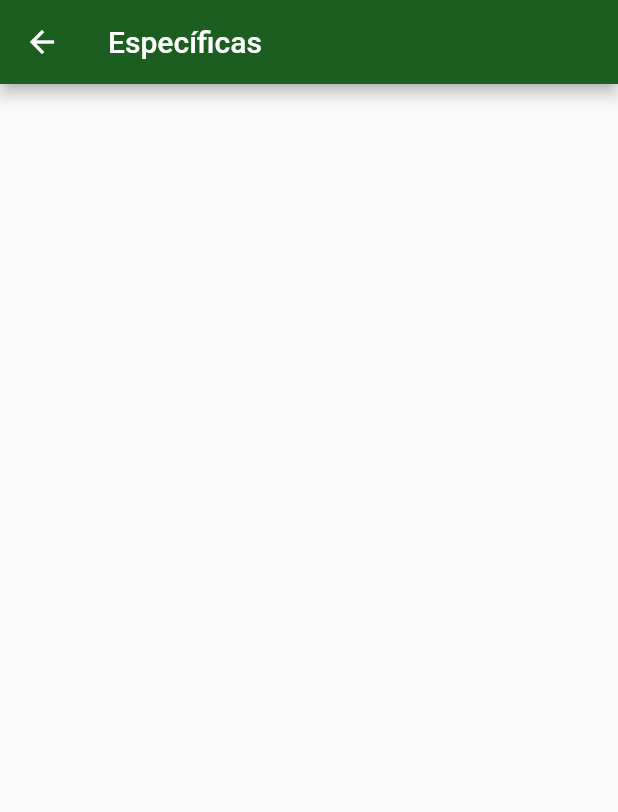
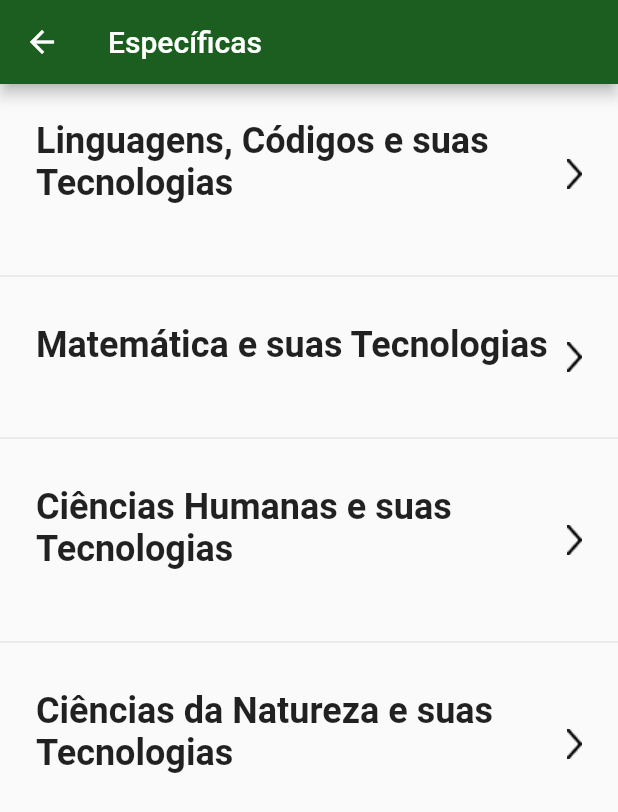
Before and after one commit to moville-hack-group-1/mobile, a Flutter app: the SelectedObjectiveInfo screen opened directly, after a tap on "Declaração Parcial de Proficiência", on a phone screen of 412 x 824 dp. Shown: the top 812 px of the screen. Run offline on Flutter 3.47's test engine with Material 2 defaults, Android fonts, the phone set to English and light mode, and no system bars; our stand-ins replace fluttertoast, sqflite; missing offline and left inert: http_interceptor; accounts and stored records are empty.

Commit message:
Add specific screen

```diff
--- a/lib/components/list_item.dart
+++ b/lib/components/list_item.dart
@@ -6,7 +6,7 @@ class ListItemComponent extends StatelessWidget {
   final String subtitle;
   final Function onClick;
 
-  ListItemComponent(this.title, this.subtitle, {@required this.onClick});
+  ListItemComponent(this.title, {this.subtitle, @required this.onClick});
 
   @override
   Widget build(BuildContext context) {
@@ -26,12 +26,14 @@ class ListItemComponent extends StatelessWidget {
                   TitleComponent(title),
                   Padding(
                     padding: const EdgeInsets.only(top: 16.0),
-                    child: Text(
-                      subtitle,
-                      style: TextStyle(
-                        fontSize: 14.0,
-                      ),
-                    ),
+                    child: subtitle != null
+                        ? Text(
+                            subtitle,
+                            style: TextStyle(
+                              fontSize: 14.0,
+                            ),
+                          )
+                        : null,
                   ),
                 ],
               ),
--- a/lib/screens/level.dart
+++ b/lib/screens/level.dart
@@ -22,7 +22,7 @@ class Level extends StatelessWidget {
               children: <Widget>[
                 ListItemComponent(
                   'Ensino Fundamental',
-                  '6 ao 9 ano',
+                  subtitle: '6 ao 9 ano',
                   onClick: () {
                     Navigator.of(context).push(
                         MaterialPageRoute(builder: (context) => ObjectiveList()));
@@ -31,7 +31,7 @@ class Level extends StatelessWidget {
                 Divider(),
                 ListItemComponent(
                   'Ensino Médio',
-                  '1 ao 3 ano',
+                  subtitle: '1 ao 3 ano',
                   onClick: () {
                     Navigator.of(context).push(
                         MaterialPageRoute(builder: (context) => ObjectiveList()));
--- a/lib/screens/objective_list.dart
+++ b/lib/screens/objective_list.dart
@@ -22,7 +22,7 @@ class ObjectiveList extends StatelessWidget {
               children: <Widget>[
                 ListItemComponent(
                   'ENCCEJA',
-                  'Exame para jovens e adultos',
+                  subtitle: 'Exame para jovens e adultos',
                   onClick: () {
                     openSelectedObjectiveInfo(context);
                   },
@@ -30,7 +30,7 @@ class ObjectiveList extends StatelessWidget {
                 Divider(),
                 ListItemComponent(
                   'Ensino Geral',
-                  'Exame para ingressar nas Universidades',
+                  subtitle: 'Exame para ingressar nas Universidades',
                   onClick: () {
                     openSelectedObjectiveInfo(context);
                   },
@@ -38,7 +38,7 @@ class ObjectiveList extends StatelessWidget {
                 Divider(),
                 ListItemComponent(
                   'ENEM',
-                  'Exame para ingressar nas Universidades',
+                  subtitle: 'Exame para ingressar nas Universidades',
                   onClick: () {
                     openSelectedObjectiveInfo(context);
                   },
--- a/lib/screens/selected_objective_info.dart
+++ b/lib/screens/selected_objective_info.dart
@@ -39,7 +39,7 @@ class SelectedObjectiveInfo extends StatelessWidget {
               children: <Widget>[
                 ListItemComponent(
                   'Declaração Parcial de Proficiência',
-                  'Para o participante que conseguir a nota mínima exigida em uma das quatro provas, ou em mais de uma, mas não em todas elas.',
+                  subtitle: 'Para o participante que conseguir a nota mínima exigida em uma das quatro provas, ou em mais de uma, mas não em todas elas.',
                   onClick: () {
                     openSpecificList(context);
                   },
@@ -47,7 +47,7 @@ class SelectedObjectiveInfo extends StatelessWidget {
                 Divider(),
                 ListItemComponent(
                   'Certificação de Conclusão',
-                  'Para o participante que conseguir a nota mínima exigida nas quatro provas objetivas e na redação.',
+                  subtitle: 'Para o participante que conseguir a nota mínima exigida nas quatro provas objetivas e na redação.',
                   onClick: () {
                     openSpecificList(context);
                   },
--- a/lib/screens/specific_list.dart
+++ b/lib/screens/specific_list.dart
@@ -1,3 +1,4 @@
+import 'package:educanacao/components/list_item.dart';
 import 'package:flutter/material.dart';
 
 class SpecificList extends StatelessWidget {
@@ -7,6 +8,29 @@ class SpecificList extends StatelessWidget {
       appBar: AppBar(
         title: Text('Específicas'),
       ),
+      body: ListView(
+        children: <Widget>[
+          ListItemComponent(
+            'Linguagens, Códigos e suas Tecnologias',
+            onClick: () {},
+          ),
+          Divider(),
+          ListItemComponent(
+            'Matemática e suas Tecnologias',
+            onClick: () {},
+          ),
+          Divider(),
+          ListItemComponent(
+            'Ciências Humanas e suas Tecnologias',
+            onClick: () {},
+          ),
+          Divider(),
+          ListItemComponent(
+            'Ciências da Natureza e suas Tecnologias',
+            onClick: () {},
+          ),
+        ],
+      ),
     );
   }
 }
```
